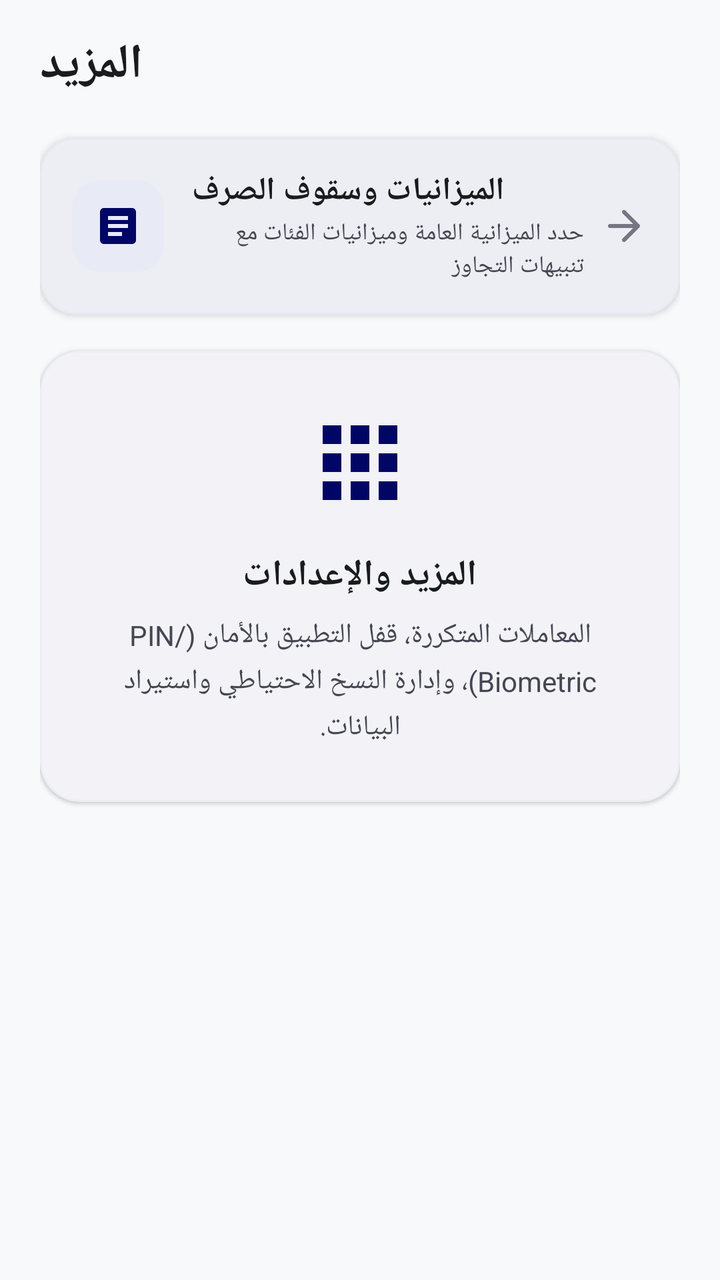
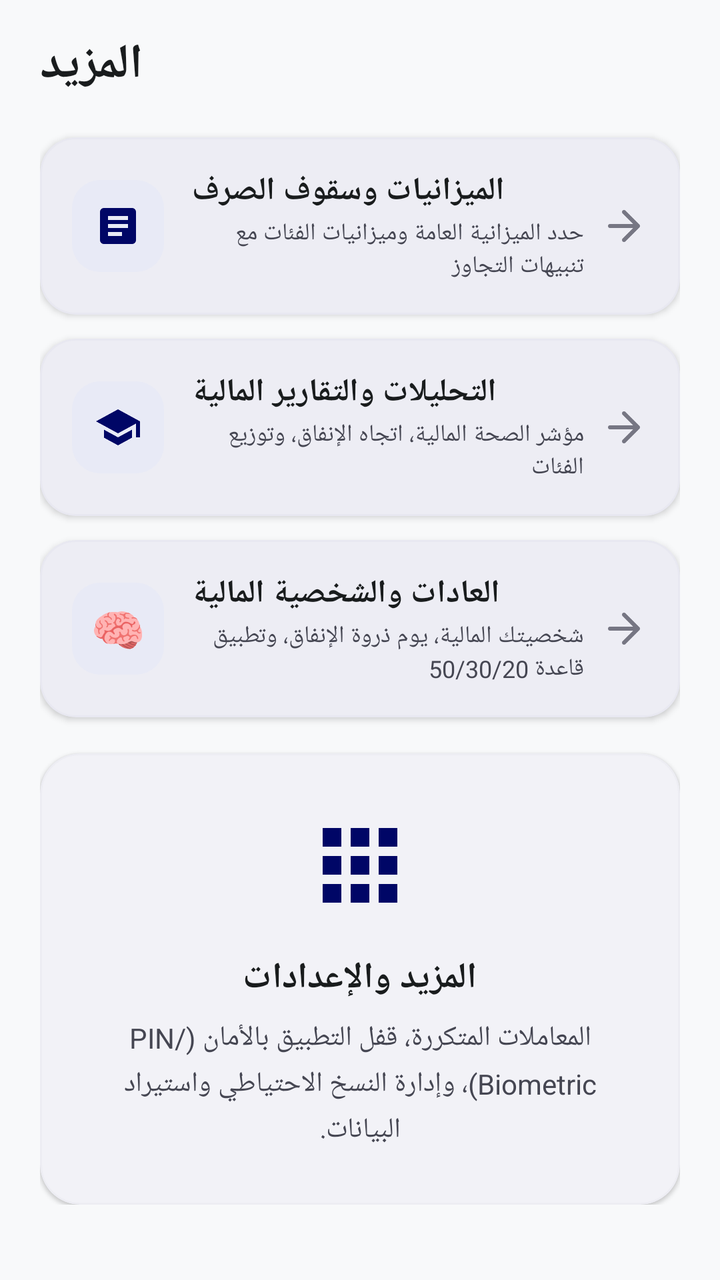

Screens rendered from an Android XML layout before and after an edit, with the pre-edit source and the edit as a unified diff.
<!-- AndroidManifest.xml: application theme Theme.UrWallet -->
<!-- res/layout/fragment_more.xml -->
<?xml version="1.0" encoding="utf-8"?>
<androidx.core.widget.NestedScrollView xmlns:android="http://schemas.android.com/apk/res/android"
    xmlns:app="http://schemas.android.com/apk/res-auto"
    xmlns:tools="http://schemas.android.com/tools"
    android:layout_width="match_parent"
    android:layout_height="match_parent"
    android:background="@color/urwallet_background"
    android:fillViewport="true">

    <LinearLayout
        android:layout_width="match_parent"
        android:layout_height="wrap_content"
        android:orientation="vertical"
        android:paddingHorizontal="@dimen/screen_padding_horizontal"
        android:paddingTop="@dimen/screen_padding_top"
        android:paddingBottom="100dp">

        
        <TextView
            android:layout_width="wrap_content"
            android:layout_height="wrap_content"
            android:text="@string/nav_more"
            android:textColor="@color/urwallet_text_primary"
            android:textSize="24sp"
            android:textStyle="bold" />

        
        <com.google.android.material.card.MaterialCardView
            android:id="@+id/cardBudgetsNav"
            android:layout_width="match_parent"
            android:layout_height="wrap_content"
            android:layout_marginTop="20dp"
            android:clickable="true"
            android:focusable="true"
            app:cardBackgroundColor="@color/urwallet_surface"
            app:cardCornerRadius="18dp"
            app:cardElevation="2dp"
            app:strokeColor="@color/urwallet_card_border"
            app:strokeWidth="1dp">

            <LinearLayout
                android:layout_width="match_parent"
                android:layout_height="wrap_content"
                android:gravity="center_vertical"
                android:orientation="horizontal"
                android:padding="16dp">

                <FrameLayout
                    android:layout_width="46dp"
                    android:layout_height="46dp"
                    android:background="@drawable/bg_squircle_primary_light">

                    <ImageView
                        android:layout_width="24dp"
                        android:layout_height="24dp"
                        android:layout_gravity="center"
                        android:contentDescription="@null"
                        android:src="@drawable/ic_bills"
                        app:tint="@color/urwallet_primary" />
                </FrameLayout>

                <LinearLayout
                    android:layout_width="0dp"
                    android:layout_height="wrap_content"
                    android:layout_marginStart="14dp"
                    android:layout_marginEnd="8dp"
                    android:layout_weight="1"
                    android:orientation="vertical">

                    <TextView
                        android:layout_width="wrap_content"
                        android:layout_height="wrap_content"
                        android:text="@string/more_budgets_title"
                        android:textColor="@color/urwallet_text_primary"
                        android:textSize="16sp"
                        android:textStyle="bold" />

                    <TextView
                        android:layout_width="wrap_content"
                        android:layout_height="wrap_content"
                        android:layout_marginTop="2dp"
                        android:text="@string/more_budgets_desc"
                        android:textColor="@color/urwallet_text_secondary"
                        android:textSize="12sp" />
                </LinearLayout>

                <ImageView
                    android:layout_width="24dp"
                    android:layout_height="24dp"
                    android:contentDescription="@null"
                    android:rotation="180"
                    android:src="@drawable/ic_arrow_back"
                    app:tint="@color/urwallet_text_tertiary" />
            </LinearLayout>
        </com.google.android.material.card.MaterialCardView>

        
        <com.google.android.material.card.MaterialCardView
            android:layout_width="match_parent"
            android:layout_height="wrap_content"
            android:layout_marginTop="18dp"
            app:cardBackgroundColor="@color/urwallet_surface"
            app:cardCornerRadius="@dimen/card_corner_radius"
            app:cardElevation="1dp"
            app:strokeColor="@color/urwallet_card_border"
            app:strokeWidth="1dp">

            <LinearLayout
                android:layout_width="match_parent"
                android:layout_height="wrap_content"
                android:gravity="center"
                android:orientation="vertical"
                android:padding="28dp">

                <ImageView
                    android:layout_width="56dp"
                    android:layout_height="56dp"
                    android:contentDescription="@null"
                    android:src="@drawable/ic_nav_more_filled"
                    app:tint="@color/urwallet_primary" />

                <TextView
                    android:layout_width="wrap_content"
                    android:layout_height="wrap_content"
                    android:layout_marginTop="16dp"
                    android:text="@string/more_placeholder_card_title"
                    android:textColor="@color/urwallet_text_primary"
                    android:textSize="18sp"
                    android:textStyle="bold" />

                <TextView
                    android:layout_width="wrap_content"
                    android:layout_height="wrap_content"
                    android:layout_marginTop="8dp"
                    android:gravity="center"
                    android:lineSpacingExtra="4dp"
                    android:text="@string/more_placeholder_card_desc"
                    android:textColor="@color/urwallet_text_secondary"
                    android:textSize="14sp" />
            </LinearLayout>
        </com.google.android.material.card.MaterialCardView>

    </LinearLayout>
</androidx.core.widget.NestedScrollView>
<!-- resources referenced by this layout -->
<resources>
  <color name="urwallet_background">#F8F9FA</color>
  <color name="urwallet_card_border">#20C6C5D4</color>
  <color name="urwallet_primary">#000666</color>
  <color name="urwallet_surface">#FFFFFF</color>
  <color name="urwallet_text_primary">#191C1D</color>
  <color name="urwallet_text_secondary">#454652</color>
  <color name="urwallet_text_tertiary">#767683</color>
  <dimen name="card_corner_radius">20dp</dimen>
  <dimen name="screen_padding_horizontal">20dp</dimen>
  <dimen name="screen_padding_top">16dp</dimen>
  <!-- drawable bg_squircle_primary_light (drawable) -->
  <?xml version="1.0" encoding="utf-8"?>
  <shape xmlns:android="http://schemas.android.com/apk/res/android"
      android:shape="rectangle">
      <corners android:radius="14dp" />
      <solid android:color="@color/urwallet_primary_light" />
  </shape>
  <!-- drawable ic_bills (drawable) -->
  <vector xmlns:android="http://schemas.android.com/apk/res/android"
      android:width="24dp"
      android:height="24dp"
      android:viewportWidth="24"
      android:viewportHeight="24">
      <path
          android:fillColor="#FFFFFFFF"
          android:pathData="M19,3H5c-1.1,0 -2,0.9 -2,2v14c0,1.1 0.9,2 2,2h14c1.1,0 2,-0.9 2,-2V5c0,-1.1 -0.9,-2 -2,-2zm-5,14H7v-2h7v2zm3,-4H7v-2h10v2zm0,-4H7V7h10v2z" />
  </vector>
  <!-- drawable ic_nav_more_filled (drawable) -->
  <vector xmlns:android="http://schemas.android.com/apk/res/android"
      android:width="24dp"
      android:height="24dp"
      android:viewportWidth="24"
      android:viewportHeight="24">
      <path
          android:fillColor="@color/urwallet_primary"
          android:pathData="M4,8h4V4H4v4zm6,12h4v-4h-4v4zm-6,0h4v-4H4v4zm0,-6h4v-4H4v4zm6,0h4v-4h-4v4zm6,-10v4h4V4h-4zm-6,4h4V4h-4v4zm6,6h4v-4h-4v4zm0,6h4v-4h-4v4z" />
  </vector>
  <string name="more_budgets_desc">حدد الميزانية العامة وميزانيات الفئات مع تنبيهات التجاوز</string>
  <string name="more_budgets_title">الميزانيات وسقوف الصرف</string>
  <string name="more_placeholder_card_desc">المعاملات المتكررة، قفل التطبيق بالأمان (PIN/Biometric)، وإدارة النسخ الاحتياطي واستيراد البيانات.</string>
  <string name="more_placeholder_card_title">المزيد والإعدادات</string>
  <string name="nav_more">المزيد</string>
  <color name="urwallet_primary_light">#E8EAF6</color>
  <color name="white">#FFFFFF</color>
  <color name="urwallet_primary_variant_start">#1A237E</color>
  <style name="ShapeAppearance.UrWallet.Small" parent="ShapeAppearance.Material3.SmallComponent">
          <item name="cornerSize">@dimen/input_corner_radius</item>
      </style>
  <style name="ShapeAppearance.UrWallet.Medium" parent="ShapeAppearance.Material3.MediumComponent">
          <item name="cornerSize">@dimen/card_corner_radius_medium</item>
      </style>
  <style name="ShapeAppearance.UrWallet.Large" parent="ShapeAppearance.Material3.LargeComponent">
          <item name="cornerSize">@dimen/card_corner_radius</item>
      </style>
  <dimen name="input_corner_radius">12dp</dimen>
  <dimen name="card_corner_radius_medium">16dp</dimen>
  <!-- unchanged entries left out for length: 2 -->
</resources>

<!-- the commit's change to res/layout/fragment_more.xml (unified diff, before → after) -->
@@ -96,6 +96,145 @@
 
         
         <com.google.android.material.card.MaterialCardView
+            android:id="@+id/cardAnalyticsNav"
+            android:layout_width="match_parent"
+            android:layout_height="wrap_content"
+            android:layout_marginTop="12dp"
+            android:clickable="true"
+            android:focusable="true"
+            app:cardBackgroundColor="@color/urwallet_surface"
+            app:cardCornerRadius="18dp"
+            app:cardElevation="2dp"
+            app:strokeColor="@color/urwallet_card_border"
+            app:strokeWidth="1dp">
+
+            <LinearLayout
+                android:layout_width="match_parent"
+                android:layout_height="wrap_content"
+                android:gravity="center_vertical"
+                android:orientation="horizontal"
+                android:padding="16dp">
+
+                <FrameLayout
+                    android:layout_width="46dp"
+                    android:layout_height="46dp"
+                    android:background="@drawable/bg_squircle_primary_light">
+
+                    <ImageView
+                        android:layout_width="24dp"
+                        android:layout_height="24dp"
+                        android:layout_gravity="center"
+                        android:contentDescription="@null"
+                        android:src="@drawable/ic_education"
+                        app:tint="@color/urwallet_primary" />
+                </FrameLayout>
+
+                <LinearLayout
+                    android:layout_width="0dp"
+                    android:layout_height="wrap_content"
+                    android:layout_marginStart="14dp"
+                    android:layout_marginEnd="8dp"
+                    android:layout_weight="1"
+                    android:orientation="vertical">
+
+                    <TextView
+                        android:layout_width="wrap_content"
+                        android:layout_height="wrap_content"
+                        android:text="@string/more_analytics_title"
+                        android:textColor="@color/urwallet_text_primary"
+                        android:textSize="16sp"
+                        android:textStyle="bold" />
+
+                    <TextView
+                        android:layout_width="wrap_content"
+                        android:layout_height="wrap_content"
+                        android:layout_marginTop="2dp"
+                        android:text="@string/more_analytics_desc"
+                        android:textColor="@color/urwallet_text_secondary"
+                        android:textSize="12sp" />
+                </LinearLayout>
+
+                <ImageView
+                    android:layout_width="24dp"
+                    android:layout_height="24dp"
+                    android:contentDescription="@null"
+                    android:rotation="180"
+                    android:src="@drawable/ic_arrow_back"
+                    app:tint="@color/urwallet_text_tertiary" />
+            </LinearLayout>
+        </com.google.android.material.card.MaterialCardView>
+
+        
+        <com.google.android.material.card.MaterialCardView
+            android:id="@+id/cardHabitsNav"
+            android:layout_width="match_parent"
+            android:layout_height="wrap_content"
+            android:layout_marginTop="12dp"
+            android:clickable="true"
+            android:focusable="true"
+            app:cardBackgroundColor="@color/urwallet_surface"
+            app:cardCornerRadius="18dp"
+            app:cardElevation="2dp"
+            app:strokeColor="@color/urwallet_card_border"
+            app:strokeWidth="1dp">
+
+            <LinearLayout
+                android:layout_width="match_parent"
+                android:layout_height="wrap_content"
+                android:gravity="center_vertical"
+                android:orientation="horizontal"
+                android:padding="16dp">
+
+                <FrameLayout
+                    android:layout_width="46dp"
+                    android:layout_height="46dp"
+                    android:background="@drawable/bg_squircle_primary_light">
+
+                    <TextView
+                        android:layout_width="wrap_content"
+                        android:layout_height="wrap_content"
+                        android:layout_gravity="center"
+                        android:text="🧠"
+                        android:textSize="22sp" />
+                </FrameLayout>
+
+                <LinearLayout
+                    android:layout_width="0dp"
+                    android:layout_height="wrap_content"
+                    android:layout_marginStart="14dp"
+                    android:layout_marginEnd="8dp"
+                    android:layout_weight="1"
+                    android:orientation="vertical">
+
+                    <TextView
+                        android:layout_width="wrap_content"
+                        android:layout_height="wrap_content"
+                        android:text="@string/more_habits_title"
+                        android:textColor="@color/urwallet_text_primary"
+                        android:textSize="16sp"
+                        android:textStyle="bold" />
+
+                    <TextView
+                        android:layout_width="wrap_content"
+                        android:layout_height="wrap_content"
+                        android:layout_marginTop="2dp"
+                        android:text="@string/more_habits_desc"
+                        android:textColor="@color/urwallet_text_secondary"
+                        android:textSize="12sp" />
+                </LinearLayout>
+
+                <ImageView
+                    android:layout_width="24dp"
+                    android:layout_height="24dp"
+                    android:contentDescription="@null"
+                    android:rotation="180"
+                    android:src="@drawable/ic_arrow_back"
+                    app:tint="@color/urwallet_text_tertiary" />
+            </LinearLayout>
+        </com.google.android.material.card.MaterialCardView>
+
+        
+        <com.google.android.material.card.MaterialCardView
             android:layout_width="match_parent"
             android:layout_height="wrap_content"
             android:layout_marginTop="18dp"
<!-- resource entries referenced after the edit -->
@@ -27,6 +27,16 @@
           android:fillColor="#FFFFFFFF"
           android:pathData="M19,3H5c-1.1,0 -2,0.9 -2,2v14c0,1.1 0.9,2 2,2h14c1.1,0 2,-0.9 2,-2V5c0,-1.1 -0.9,-2 -2,-2zm-5,14H7v-2h7v2zm3,-4H7v-2h10v2zm0,-4H7V7h10v2z" />
   </vector>
+  <!-- drawable ic_education (drawable) -->
+  <vector xmlns:android="http://schemas.android.com/apk/res/android"
+      android:width="24dp"
+      android:height="24dp"
+      android:viewportWidth="24"
+      android:viewportHeight="24">
+      <path
+          android:fillColor="#FFFFFFFF"
+          android:pathData="M5,13.18v4L12,21l7,-3.82v-4L12,17l-7,-3.82zM12,3L1,9l11,6 9,-4.91V17h2V9L12,3z" />
+  </vector>
   <!-- drawable ic_nav_more_filled (drawable) -->
   <vector xmlns:android="http://schemas.android.com/apk/res/android"
       android:width="24dp"
@@ -37,8 +47,12 @@
           android:fillColor="@color/urwallet_primary"
           android:pathData="M4,8h4V4H4v4zm6,12h4v-4h-4v4zm-6,0h4v-4H4v4zm0,-6h4v-4H4v4zm6,0h4v-4h-4v4zm6,-10v4h4V4h-4zm-6,4h4V4h-4v4zm6,6h4v-4h-4v4zm0,6h4v-4h-4v4z" />
   </vector>
+  <string name="more_analytics_desc">مؤشر الصحة المالية، اتجاه الإنفاق، وتوزيع الفئات</string>
+  <string name="more_analytics_title">التحليلات والتقارير المالية</string>
   <string name="more_budgets_desc">حدد الميزانية العامة وميزانيات الفئات مع تنبيهات التجاوز</string>
   <string name="more_budgets_title">الميزانيات وسقوف الصرف</string>
+  <string name="more_habits_desc">شخصيتك المالية، يوم ذروة الإنفاق، وتطبيق قاعدة 50/30/20</string>
+  <string name="more_habits_title">العادات والشخصية المالية</string>
   <string name="more_placeholder_card_desc">المعاملات المتكررة، قفل التطبيق بالأمان (PIN/Biometric)، وإدارة النسخ الاحتياطي واستيراد البيانات.</string>
   <string name="more_placeholder_card_title">المزيد والإعدادات</string>
   <string name="nav_more">المزيد</string>
